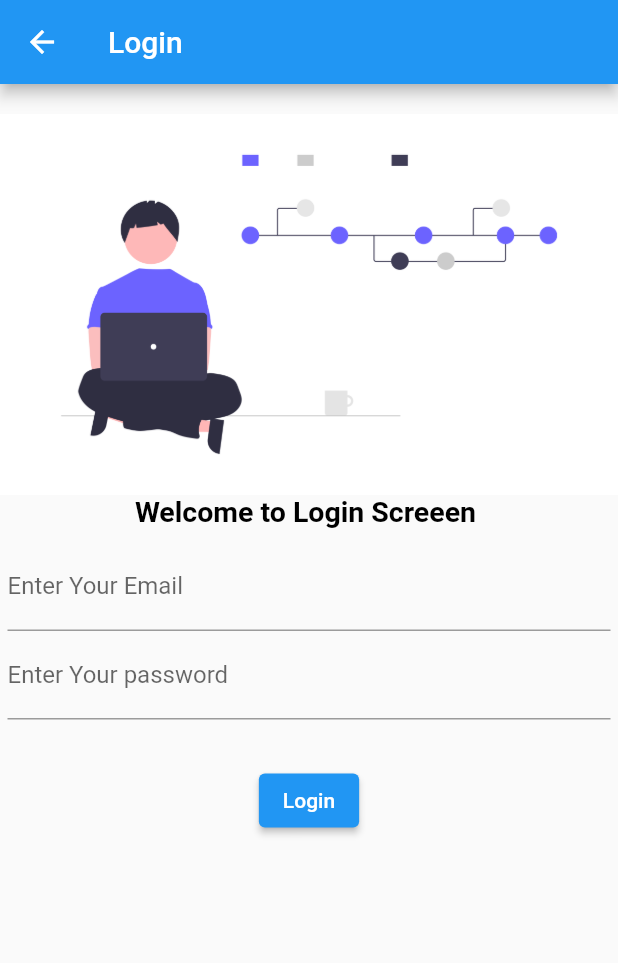
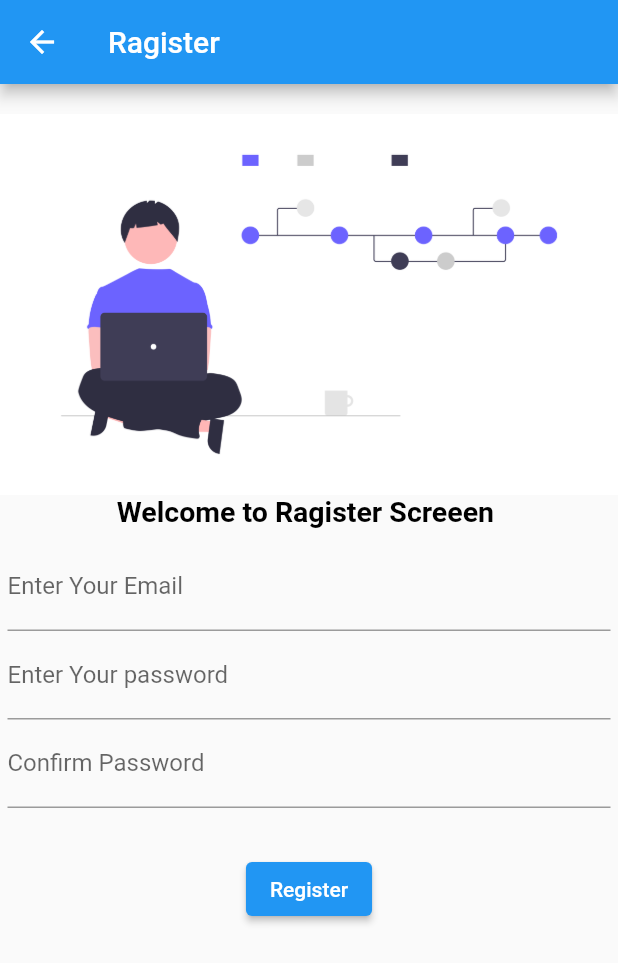
Before and after one commit to bishtmanish739/flutter_catalog, a Flutter app: the screen it shows after launch, on a phone screen of 412 x 824 dp. Shown: the top 963 px of the screen. Run offline on Flutter 3.47's test engine with Material 2 defaults, Android fonts, the phone set to English and light mode, and no system bars.

Commit message:
day 5 on progress

```diff
--- a/lib/main.dart
+++ b/lib/main.dart
@@ -1,6 +1,7 @@
 import 'package:flutter/material.dart';
 import 'package:flutter_catalog/screen/homepage.dart';
 import 'package:flutter_catalog/screen/login_screen.dart';
+import 'package:flutter_catalog/screen/ragister.dart';
 import 'screen/homepage.dart';
 
 void main() {
@@ -15,11 +16,12 @@ class MyApp extends StatelessWidget {
       darkTheme: ThemeData(
         brightness: Brightness.dark,
       ),
-      initialRoute: '/loginPage',
+      initialRoute: '/ragisterPage',
       routes: {
         "/homePage": (context) => HomePage(),
         "/": (context) => HomePage(),
-        "/loginPage": (context) => Loginpage()
+        "/loginPage": (context) => Loginpage(),
+        "/ragisterPage": (context) => RagisterPage()
       },
       //home: HomePage(),
     );
--- /dev/null
+++ b/lib/screen/ragister.dart
@@ -0,0 +1,62 @@
+import 'package:flutter/material.dart';
+
+class RagisterPage extends StatelessWidget {
+  @override
+  int days = 4;
+  Widget build(BuildContext context) {
+    return Scaffold(
+      appBar: AppBar(
+        title: Text(
+          'Ragister',
+          style: TextStyle(fontSize: 20),
+        ),
+      ),
+      body: Column(
+        children: [
+          SizedBox(
+            height: 20,
+          ),
+          Image.asset(
+            "assets/images/login_image.png",
+            fit: BoxFit.cover,
+          ),
+          Text(
+            'Welcome to Ragister Screeen ',
+            style: TextStyle(
+                fontSize: 19, fontWeight: FontWeight.bold, color: Colors.black),
+          ),
+          Padding(
+            padding: const EdgeInsets.symmetric(vertical: 10, horizontal: 5),
+            child: Column(
+              children: [
+                TextFormField(
+                  decoration: InputDecoration(
+                      hintText: 'Email', labelText: 'Enter Your Email '),
+                ),
+                TextFormField(
+                  obscureText: true,
+                  decoration: InputDecoration(
+                      hintText: 'password ', labelText: 'Enter Your password '),
+                ),
+                TextFormField(
+                  obscureText: true,
+                  decoration: InputDecoration(
+                      hintText: 'Confirm Password ',
+                      labelText: 'Confirm Password'),
+                )
+              ],
+            ),
+          ),
+          SizedBox(
+            height: 20,
+          ),
+          ElevatedButton(
+              onPressed: () {
+                print('hello ');
+              },
+              child: Text('Register'))
+        ],
+      ),
+    );
+  }
+}
```
